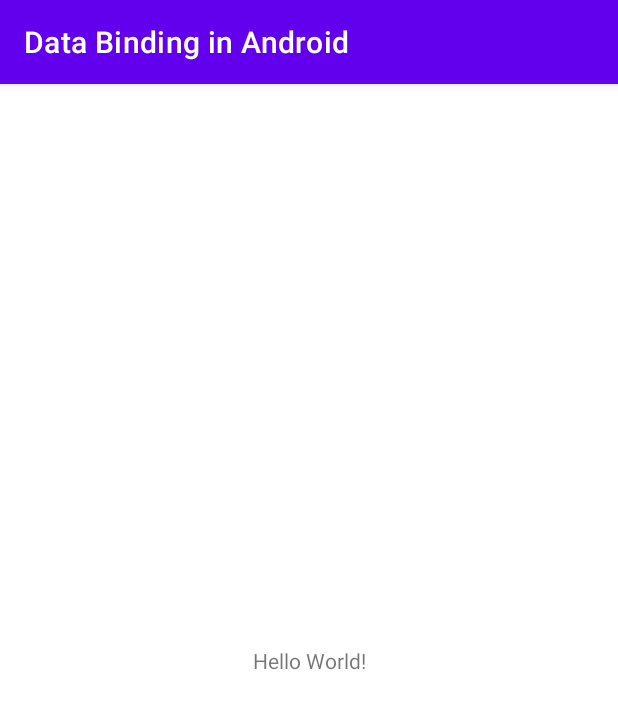
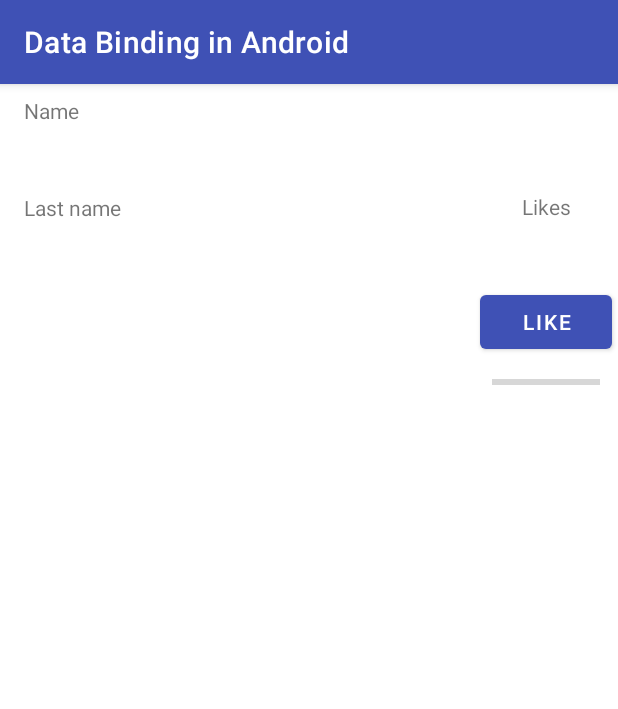
Before and after one commit to vaneIv/DataBindinginAndroid, an Android app: the screen it shows after launch (MainActivity before the commit, PlainActivity after it), on a phone screen of 412 x 824 dp. Shown: the top 709 px of the screen. Run offline under Robolectric (Android 15) with nearby library versions, the phone set to English and light mode, and no system bars.

```diff
--- a/app/src/main/AndroidManifest.xml
+++ b/app/src/main/AndroidManifest.xml
@@ -10,7 +10,7 @@
         android:supportsRtl="true"
         android:theme="@style/Theme.DataBindingInAndroid">
         <activity
-            android:name=".MainActivity"
+            android:name=".PlainActivity"
             android:exported="true">
             <intent-filter>
                 <action android:name="android.intent.action.MAIN" />
--- a/app/src/main/java/com/vane/android/databindinginandroid/MainActivity.kt
+++ b/app/src/main/java/com/vane/android/databindinginandroid/PlainActivity.kt
@@ -3,9 +3,9 @@ package com.vane.android.databindinginandroid
 import androidx.appcompat.app.AppCompatActivity
 import android.os.Bundle
 
-class MainActivity : AppCompatActivity() {
+class PlainActivity : AppCompatActivity() {
     override fun onCreate(savedInstanceState: Bundle?) {
         super.onCreate(savedInstanceState)
-        setContentView(R.layout.activity_main)
+        setContentView(R.layout.activity_plain)
     }
 }
--- /dev/null
+++ b/app/src/main/res/drawable-v24/ic_person_black_96dp.xml
@@ -0,0 +1,25 @@
+<!--
+  Copyright (C) 2018 The Android Open Source Project
+
+  Licensed under the Apache License, Version 2.0 (the "License");
+  you may not use this file except in compliance with the License.
+  You may obtain a copy of the License at
+
+       http://www.apache.org/licenses/LICENSE-2.0
+
+  Unless required by applicable law or agreed to in writing, software
+  distributed under the License is distributed on an "AS IS" BASIS,
+  WITHOUT WARRANTIES OR CONDITIONS OF ANY KIND, either express or implied.
+  See the License for the specific language governing permissions and
+  limitations under the License.
+  -->
+
+<vector android:height="96dp"
+    android:viewportHeight="24.0"
+    android:viewportWidth="24.0"
+    android:width="96dp"
+    xmlns:android="http://schemas.android.com/apk/res/android">
+    <path
+        android:fillColor="#FF000000"
+        android:pathData="M12,12c2.21,0 4,-1.79 4,-4s-1.79,-4 -4,-4 -4,1.79 -4,4 1.79,4 4,4zM12,14c-2.67,0 -8,1.34 -8,4v2h16v-2c0,-2.66 -5.33,-4 -8,-4z" />
+</vector>
--- /dev/null
+++ b/app/src/main/res/drawable-v24/ic_whatshot_black_96dp.xml
@@ -0,0 +1,25 @@
+<!--
+  Copyright (C) 2018 The Android Open Source Project
+
+  Licensed under the Apache License, Version 2.0 (the "License");
+  you may not use this file except in compliance with the License.
+  You may obtain a copy of the License at
+
+       http://www.apache.org/licenses/LICENSE-2.0
+
+  Unless required by applicable law or agreed to in writing, software
+  distributed under the License is distributed on an "AS IS" BASIS,
+  WITHOUT WARRANTIES OR CONDITIONS OF ANY KIND, either express or implied.
+  See the License for the specific language governing permissions and
+  limitations under the License.
+  -->
+
+<vector android:height="96dp"
+    android:viewportHeight="24.0"
+    android:viewportWidth="24.0"
+    android:width="96dp"
+    xmlns:android="http://schemas.android.com/apk/res/android">
+    <path
+        android:fillColor="#FF000000"
+        android:pathData="M13.5,0.67s0.74,2.65 0.74,4.8c0,2.06 -1.35,3.73 -3.41,3.73 -2.07,0 -3.63,-1.67 -3.63,-3.73l0.03,-0.36C5.21,7.51 4,10.62 4,14c0,4.42 3.58,8 8,8s8,-3.58 8,-8C20,8.61 17.41,3.8 13.5,0.67zM11.71,19c-1.78,0 -3.22,-1.4 -3.22,-3.14 0,-1.62 1.05,-2.76 2.81,-3.12 1.77,-0.36 3.6,-1.21 4.62,-2.58 0.39,1.29 0.59,2.65 0.59,4.04 0,2.65 -2.15,4.8 -4.8,4.8z" />
+</vector>
--- a/app/src/main/res/layout/activity_main.xml
+++ /dev/null
@@ -1,18 +0,0 @@
-<?xml version="1.0" encoding="utf-8"?>
-<androidx.constraintlayout.widget.ConstraintLayout xmlns:android="http://schemas.android.com/apk/res/android"
-    xmlns:app="http://schemas.android.com/apk/res-auto"
-    xmlns:tools="http://schemas.android.com/tools"
-    android:layout_width="match_parent"
-    android:layout_height="match_parent"
-    tools:context=".MainActivity">
-
-    <TextView
-        android:layout_width="wrap_content"
-        android:layout_height="wrap_content"
-        android:text="Hello World!"
-        app:layout_constraintBottom_toBottomOf="parent"
-        app:layout_constraintLeft_toLeftOf="parent"
-        app:layout_constraintRight_toRightOf="parent"
-        app:layout_constraintTop_toTopOf="parent" />
-
-</androidx.constraintlayout.widget.ConstraintLayout>
--- /dev/null
+++ b/app/src/main/res/layout/activity_plain.xml
@@ -0,0 +1,121 @@
+<?xml version="1.0" encoding="utf-8"?>
+<androidx.constraintlayout.widget.ConstraintLayout xmlns:android="http://schemas.android.com/apk/res/android"
+    xmlns:app="http://schemas.android.com/apk/res-auto"
+    xmlns:tools="http://schemas.android.com/tools"
+    android:layout_width="match_parent"
+    android:layout_height="match_parent"
+    tools:context=".PlainActivity">
+
+    <TextView
+        android:id="@+id/plain_name"
+        android:layout_width="0dp"
+        android:layout_height="wrap_content"
+        android:layout_marginStart="16dp"
+        android:layout_marginTop="8dp"
+        android:layout_marginEnd="128dp"
+        android:textAppearance="@style/TextAppearance.AppCompat.Large"
+        app:layout_constraintEnd_toEndOf="parent"
+        app:layout_constraintStart_toStartOf="parent"
+        app:layout_constraintTop_toBottomOf="@+id/name_label"/>
+
+    <TextView
+        android:id="@+id/plain_lastname"
+        android:layout_width="0dp"
+        android:layout_height="wrap_content"
+        android:layout_marginStart="16dp"
+        android:layout_marginTop="8dp"
+        android:layout_marginEnd="128dp"
+        android:textAppearance="@style/TextAppearance.AppCompat.Large"
+        app:layout_constraintEnd_toEndOf="parent"
+        app:layout_constraintStart_toStartOf="parent"
+        app:layout_constraintTop_toBottomOf="@+id/lastname_label"/>
+
+    <ImageView
+        android:id="@+id/imageView"
+        android:layout_width="wrap_content"
+        android:layout_height="wrap_content"
+        android:layout_marginTop="24dp"
+        android:layout_marginEnd="24dp"
+        android:contentDescription="@string/profile_avatar_cd"
+        android:minWidth="48dp"
+        android:minHeight="48dp"
+        app:layout_constraintBottom_toTopOf="@+id/likes_label"
+        app:layout_constraintEnd_toEndOf="parent"
+        app:layout_constraintTop_toTopOf="parent"
+        app:layout_constraintVertical_bias="0.0"
+        app:layout_constraintVertical_chainStyle="packed"/>
+
+    <TextView
+        android:id="@+id/likes"
+        android:layout_width="wrap_content"
+        android:layout_height="wrap_content"
+        android:textAppearance="@style/TextAppearance.AppCompat.Title"
+        app:layout_constraintBottom_toTopOf="@+id/like_button"
+        app:layout_constraintEnd_toEndOf="@+id/likes_label"
+        app:layout_constraintHorizontal_bias="0.5"
+        app:layout_constraintStart_toStartOf="@+id/likes_label"
+        app:layout_constraintTop_toBottomOf="@+id/likes_label"/>
+
+    <Button
+        android:id="@+id/like_button"
+        android:layout_width="wrap_content"
+        android:layout_height="wrap_content"
+        android:layout_marginStart="16dp"
+        android:layout_marginTop="16dp"
+        android:layout_marginEnd="16dp"
+        android:onClick="onLike"
+        android:text="@string/like"
+        app:layout_constraintBottom_toTopOf="@+id/progressBar"
+        app:layout_constraintEnd_toEndOf="@+id/imageView"
+        app:layout_constraintStart_toStartOf="@+id/imageView"
+        app:layout_constraintTop_toBottomOf="@+id/likes"/>
+
+    <TextView
+        android:id="@+id/name_label"
+        android:layout_width="38dp"
+        android:layout_height="wrap_content"
+        android:layout_marginStart="16dp"
+        android:layout_marginTop="8dp"
+        android:text="@string/name_label"
+        app:layout_constraintStart_toStartOf="parent"
+        app:layout_constraintTop_toTopOf="parent"/>
+
+    <TextView
+        android:id="@+id/lastname_label"
+        android:layout_width="wrap_content"
+        android:layout_height="wrap_content"
+        android:layout_marginStart="16dp"
+        android:layout_marginTop="8dp"
+        android:text="@string/last_name_label"
+        app:layout_constraintStart_toStartOf="parent"
+        app:layout_constraintTop_toBottomOf="@+id/plain_name"/>
+
+    <TextView
+        android:id="@+id/likes_label"
+        android:layout_width="wrap_content"
+        android:layout_height="wrap_content"
+        android:layout_marginStart="8dp"
+        android:layout_marginEnd="8dp"
+        android:text="@string/likes"
+        android:textAlignment="center"
+        app:layout_constraintBottom_toTopOf="@+id/likes"
+        app:layout_constraintEnd_toEndOf="@+id/imageView"
+        app:layout_constraintHorizontal_bias="0.5"
+        app:layout_constraintStart_toStartOf="@+id/imageView"
+        app:layout_constraintTop_toBottomOf="@+id/imageView"/>
+
+    <ProgressBar
+        android:id="@+id/progressBar"
+        style="?android:attr/progressBarStyleHorizontal"
+        android:layout_width="0dp"
+        android:layout_height="wrap_content"
+        android:layout_marginStart="8dp"
+        android:layout_marginTop="8dp"
+        android:layout_marginEnd="8dp"
+        app:layout_constraintBottom_toBottomOf="parent"
+        app:layout_constraintEnd_toEndOf="@+id/like_button"
+        app:layout_constraintHorizontal_bias="0.5"
+        app:layout_constraintStart_toStartOf="@+id/like_button"
+        app:layout_constraintTop_toBottomOf="@+id/like_button"
+        tools:progressBackgroundTint="@android:color/darker_gray"/>
+</androidx.constraintlayout.widget.ConstraintLayout>
--- a/app/src/main/res/values-night/themes.xml
+++ b/app/src/main/res/values-night/themes.xml
@@ -1,16 +1,9 @@
 <resources xmlns:tools="http://schemas.android.com/tools">
     <!-- Base application theme. -->
     <style name="Theme.DataBindingInAndroid" parent="Theme.MaterialComponents.DayNight.DarkActionBar">
-        <!-- Primary brand color. -->
-        <item name="colorPrimary">@color/purple_200</item>
-        <item name="colorPrimaryVariant">@color/purple_700</item>
-        <item name="colorOnPrimary">@color/black</item>
-        <!-- Secondary brand color. -->
-        <item name="colorSecondary">@color/teal_200</item>
-        <item name="colorSecondaryVariant">@color/teal_200</item>
-        <item name="colorOnSecondary">@color/black</item>
-        <!-- Status bar color. -->
-        <item name="android:statusBarColor" tools:targetApi="l">?attr/colorPrimaryVariant</item>
         <!-- Customize your theme here. -->
+        <item name="colorPrimary">@color/colorPrimary</item>
+        <item name="colorPrimaryDark">@color/colorPrimaryDark</item>
+        <item name="colorAccent">@color/colorAccent</item>
     </style>
 </resources>
--- a/app/src/main/res/values/colors.xml
+++ b/app/src/main/res/values/colors.xml
@@ -1,10 +1,8 @@
 <?xml version="1.0" encoding="utf-8"?>
 <resources>
-    <color name="purple_200">#FFBB86FC</color>
-    <color name="purple_500">#FF6200EE</color>
-    <color name="purple_700">#FF3700B3</color>
-    <color name="teal_200">#FF03DAC5</color>
-    <color name="teal_700">#FF018786</color>
-    <color name="black">#FF000000</color>
-    <color name="white">#FFFFFFFF</color>
+    <color name="colorPrimary">#3f51b5</color>
+    <color name="colorPrimaryDark">#303F9F</color>
+    <color name="colorAccent">#ff4081</color>
+    <color name="popular">#ff76a5</color>
+    <color name="star">#ff0057</color>
 </resources>
--- a/app/src/main/res/values/strings.xml
+++ b/app/src/main/res/values/strings.xml
@@ -1,3 +1,11 @@
 <resources>
     <string name="app_name">Data Binding in Android</string>
+    <string name="likes">Likes</string>
+    <string name="textview">TextView</string>
+    <string name="profile_name">NAME</string>
+    <string name="profile_lastname">LAST NAME</string>
+    <string name="last_name_label">Last name</string>
+    <string name="name_label">Name</string>
+    <string name="profile_avatar_cd">Profile\'s avatar</string>
+    <string name="like">Like</string>
 </resources>
--- a/app/src/main/res/values/themes.xml
+++ b/app/src/main/res/values/themes.xml
@@ -1,16 +1,9 @@
 <resources xmlns:tools="http://schemas.android.com/tools">
     <!-- Base application theme. -->
     <style name="Theme.DataBindingInAndroid" parent="Theme.MaterialComponents.DayNight.DarkActionBar">
-        <!-- Primary brand color. -->
-        <item name="colorPrimary">@color/purple_500</item>
-        <item name="colorPrimaryVariant">@color/purple_700</item>
-        <item name="colorOnPrimary">@color/white</item>
-        <!-- Secondary brand color. -->
-        <item name="colorSecondary">@color/teal_200</item>
-        <item name="colorSecondaryVariant">@color/teal_700</item>
-        <item name="colorOnSecondary">@color/black</item>
-        <!-- Status bar color. -->
-        <item name="android:statusBarColor" tools:targetApi="l">?attr/colorPrimaryVariant</item>
         <!-- Customize your theme here. -->
+        <item name="colorPrimary">@color/colorPrimary</item>
+        <item name="colorPrimaryDark">@color/colorPrimaryDark</item>
+        <item name="colorAccent">@color/colorAccent</item>
     </style>
 </resources>
```
Also changed, not shown: app/build.gradle (+9 -0 lines).
